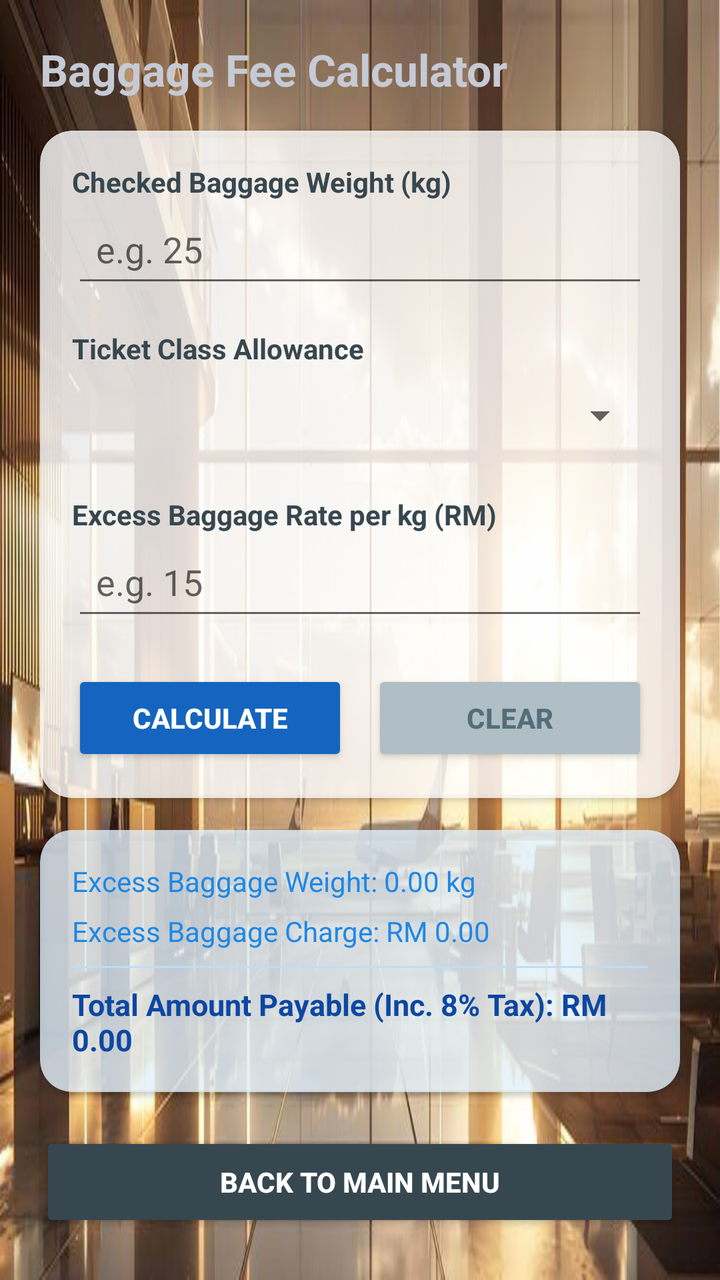
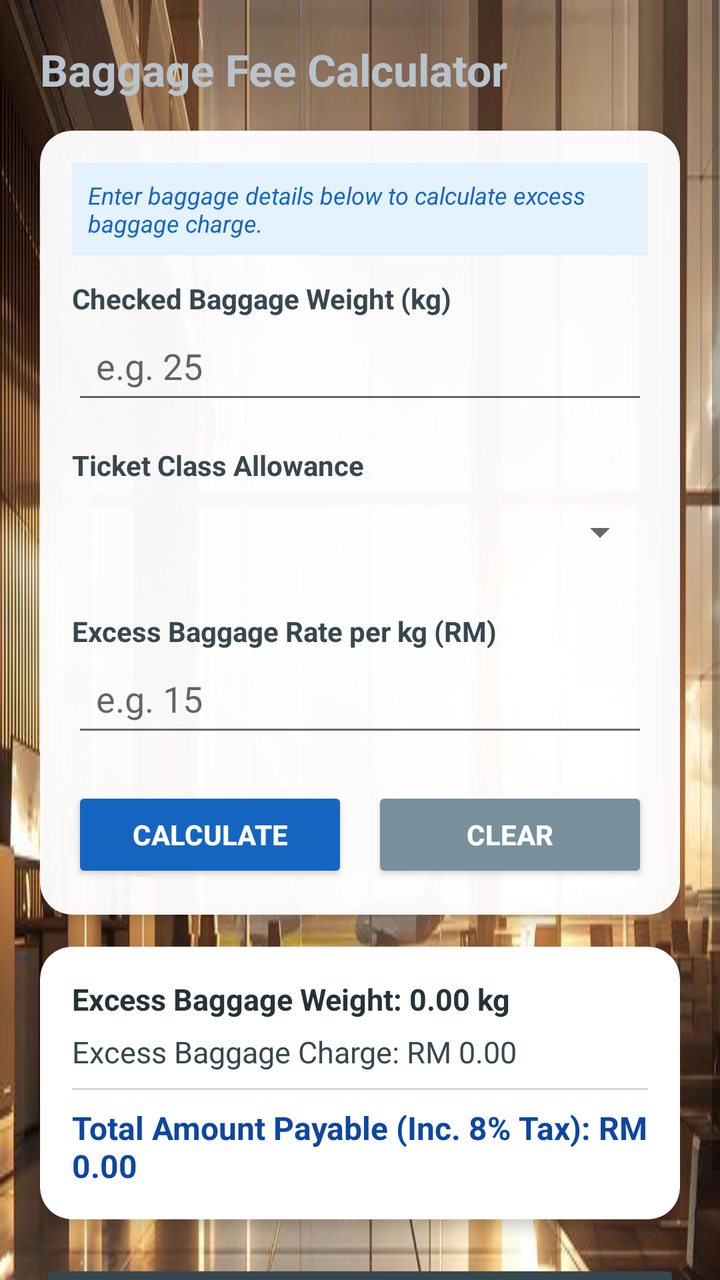

Compare the two renders of this Android layout. The source of the first and the diff that turns it into the second are given below.
<!-- AndroidManifest.xml: application theme Theme.AppCompat.Light.DarkActionBar -->
<!-- res/layout/activity_main.xml -->
<?xml version="1.0" encoding="utf-8"?>
<ScrollView xmlns:android="http://schemas.android.com/apk/res/android"
    xmlns:app="http://schemas.android.com/apk/res-auto"
    android:layout_width="match_parent"
    android:layout_height="match_parent"
    android:background="#F4F6F9"
    android:fillViewport="true">

    <LinearLayout
        android:layout_width="match_parent"
        android:layout_height="wrap_content"
        android:background="@drawable/images2"
        android:orientation="vertical"
        android:padding="20dp">

        
        <TextView
            android:layout_width="381dp"
            android:layout_height="wrap_content"
            android:layout_marginBottom="16dp"
            android:text="Baggage Fee Calculator"
            android:textColor="#C5CAD5"
            android:textSize="22sp"
            android:textStyle="bold" />

        <androidx.cardview.widget.CardView
            android:layout_width="match_parent"
            android:layout_height="wrap_content"
            android:layout_marginBottom="16dp"
            app:cardBackgroundColor="#CCFFFFFF"
            app:cardCornerRadius="16dp"
            app:cardElevation="2dp">

            <LinearLayout
                android:layout_width="match_parent"
                android:layout_height="wrap_content"
                android:orientation="vertical"
                android:padding="16dp">

                <TextView
                    android:layout_width="wrap_content"
                    android:layout_height="wrap_content"
                    android:text="Checked Baggage Weight (kg)"
                    android:textColor="#37474F"
                    android:textSize="14sp"
                    android:textStyle="bold" />

                <EditText
                    android:id="@+id/etBaggageWeight"
                    android:layout_width="match_parent"
                    android:layout_height="wrap_content"
                    android:layout_marginBottom="16dp"
                    android:hint="e.g. 25"
                    android:inputType="numberDecimal"
                    android:padding="12dp" />

                <TextView
                    android:layout_width="wrap_content"
                    android:layout_height="wrap_content"
                    android:text="Ticket Class Allowance"
                    android:textColor="#37474F"
                    android:textSize="14sp"
                    android:textStyle="bold" />

                <Spinner
                    android:id="@+id/spinnerTicketClass"
                    android:layout_width="match_parent"
                    android:layout_height="48dp"
                    android:layout_marginBottom="16dp" />

                <TextView
                    android:layout_width="wrap_content"
                    android:layout_height="wrap_content"
                    android:text="Excess Baggage Rate per kg (RM)"
                    android:textColor="#37474F"
                    android:textSize="14sp"
                    android:textStyle="bold" />

                <EditText
                    android:id="@+id/etRatePerKg"
                    android:layout_width="match_parent"
                    android:layout_height="wrap_content"
                    android:layout_marginBottom="20dp"
                    android:hint="e.g. 15"
                    android:inputType="numberDecimal"
                    android:padding="12dp" />

                <LinearLayout
                    android:layout_width="match_parent"
                    android:layout_height="wrap_content"
                    android:orientation="horizontal">

                    <Button
                        android:id="@+id/btnCalculate"
                        android:layout_width="0dp"
                        android:layout_height="48dp"
                        android:layout_marginEnd="6dp"
                        android:layout_weight="1"
                        android:text="CALCULATE"
                        android:textColor="#FFFFFF"
                        android:textStyle="bold"
                        app:backgroundTint="#1565C0"
                        app:cornerRadius="8dp" />

                    <Button
                        android:id="@+id/btnReset"
                        android:layout_width="0dp"
                        android:layout_height="48dp"
                        android:layout_marginStart="6dp"
                        android:layout_weight="1"
                        android:text="CLEAR"
                        android:textColor="#546E7A"
                        android:textStyle="bold"
                        app:backgroundTint="#B0BEC5"
                        app:cornerRadius="8dp" />
                </LinearLayout>

            </LinearLayout>
        </androidx.cardview.widget.CardView>

        
        <androidx.cardview.widget.CardView
            android:layout_width="match_parent"
            android:layout_height="wrap_content"
            android:layout_marginBottom="20dp"
            app:cardBackgroundColor="#CCE3F2FD"
            app:cardCornerRadius="16dp"
            app:cardElevation="2dp">

            <LinearLayout
                android:layout_width="match_parent"
                android:layout_height="wrap_content"
                android:orientation="vertical"
                android:padding="16dp">

                <TextView
                    android:id="@+id/tvExcessWeight"
                    android:layout_width="wrap_content"
                    android:layout_height="wrap_content"
                    android:layout_marginBottom="6dp"
                    android:text="Excess Baggage Weight: 0.00 kg"
                    android:textColor="#1E88E5"
                    android:textSize="14sp" />

                <TextView
                    android:id="@+id/tvExcessCharge"
                    android:layout_width="wrap_content"
                    android:layout_height="wrap_content"
                    android:layout_marginBottom="8dp"
                    android:text="Excess Baggage Charge: RM 0.00"
                    android:textColor="#1E88E5"
                    android:textSize="14sp" />

                <View
                    android:layout_width="match_parent"
                    android:layout_height="1dp"
                    android:layout_marginBottom="8dp"
                    android:background="#BBDEFB" />

                <TextView
                    android:id="@+id/tvTotalPayable"
                    android:layout_width="wrap_content"
                    android:layout_height="wrap_content"
                    android:text="Total Amount Payable (Inc. 8% Tax): RM 0.00"
                    android:textColor="#0D47A1"
                    android:textSize="15sp"
                    android:textStyle="bold" />

            </LinearLayout>
        </androidx.cardview.widget.CardView>

        <Button
            android:id="@+id/btnBackToMain"
            android:layout_width="match_parent"
            android:layout_height="50dp"
            android:text="BACK TO MAIN MENU"
            android:textColor="#FFFFFF"
            android:textStyle="bold"
            app:backgroundTint="#37474F"
            app:cornerRadius="10dp" />

    </LinearLayout>
</ScrollView>
<!-- resources referenced by this layout -->
<resources>
  <!-- drawable images2: jpeg bitmap (drawable, 42486 bytes) -->
</resources>

<!-- the commit's change to res/layout/activity_main.xml (unified diff, before → after) -->
@@ -3,7 +3,7 @@
     xmlns:app="http://schemas.android.com/apk/res-auto"
     android:layout_width="match_parent"
     android:layout_height="match_parent"
-    android:background="#F4F6F9"
+    android:background="#C9D0DB"
     android:fillViewport="true">
 
     <LinearLayout
@@ -15,27 +15,40 @@
 
         
         <TextView
-            android:layout_width="381dp"
+            android:layout_width="match_parent"
             android:layout_height="wrap_content"
             android:layout_marginBottom="16dp"
             android:text="Baggage Fee Calculator"
-            android:textColor="#C5CAD5"
+            android:textColor="#B8C3CC"
             android:textSize="22sp"
             android:textStyle="bold" />
 
+        
         <androidx.cardview.widget.CardView
             android:layout_width="match_parent"
             android:layout_height="wrap_content"
             android:layout_marginBottom="16dp"
-            app:cardBackgroundColor="#CCFFFFFF"
+            app:cardBackgroundColor="#F5FFFFFF"
             app:cardCornerRadius="16dp"
-            app:cardElevation="2dp">
+            app:cardElevation="4dp">
 
             <LinearLayout
                 android:layout_width="match_parent"
                 android:layout_height="wrap_content"
                 android:orientation="vertical"
                 android:padding="16dp">
+
+                
+                <TextView
+                    android:layout_width="match_parent"
+                    android:layout_height="wrap_content"
+                    android:layout_marginBottom="12dp"
+                    android:background="#E3F2FD"
+                    android:padding="8dp"
+                    android:text="Enter baggage details below to calculate excess baggage charge."
+                    android:textColor="#1565C0"
+                    android:textSize="12sp"
+                    android:textStyle="italic" />
 
                 <TextView
                     android:layout_width="wrap_content"
@@ -109,9 +122,9 @@
                         android:layout_marginStart="6dp"
                         android:layout_weight="1"
                         android:text="CLEAR"
-                        android:textColor="#546E7A"
+                        android:textColor="#FFFFFF"
                         android:textStyle="bold"
-                        app:backgroundTint="#B0BEC5"
+                        app:backgroundTint="#78909C"
                         app:cornerRadius="8dp" />
                 </LinearLayout>
 
@@ -123,9 +136,9 @@
             android:layout_width="match_parent"
             android:layout_height="wrap_content"
             android:layout_marginBottom="20dp"
-            app:cardBackgroundColor="#CCE3F2FD"
+            app:cardBackgroundColor="#FFFFFF"
             app:cardCornerRadius="16dp"
-            app:cardElevation="2dp">
+            app:cardElevation="4dp">
 
             <LinearLayout
                 android:layout_width="match_parent"
@@ -139,8 +152,9 @@
                     android:layout_height="wrap_content"
                     android:layout_marginBottom="6dp"
                     android:text="Excess Baggage Weight: 0.00 kg"
-                    android:textColor="#1E88E5"
-                    android:textSize="14sp" />
+                    android:textColor="#263238"
+                    android:textSize="15sp"
+                    android:textStyle="bold" />
 
                 <TextView
                     android:id="@+id/tvExcessCharge"
@@ -148,14 +162,14 @@
                     android:layout_height="wrap_content"
                     android:layout_marginBottom="8dp"
                     android:text="Excess Baggage Charge: RM 0.00"
-                    android:textColor="#1E88E5"
-                    android:textSize="14sp" />
+                    android:textColor="#37474F"
+                    android:textSize="15sp" />
 
                 <View
                     android:layout_width="match_parent"
                     android:layout_height="1dp"
                     android:layout_marginBottom="8dp"
-                    android:background="#BBDEFB" />
+                    android:background="#CFD8DC" />
 
                 <TextView
                     android:id="@+id/tvTotalPayable"
@@ -163,7 +177,7 @@
                     android:layout_height="wrap_content"
                     android:text="Total Amount Payable (Inc. 8% Tax): RM 0.00"
                     android:textColor="#0D47A1"
-                    android:textSize="15sp"
+                    android:textSize="16sp"
                     android:textStyle="bold" />
 
             </LinearLayout>
